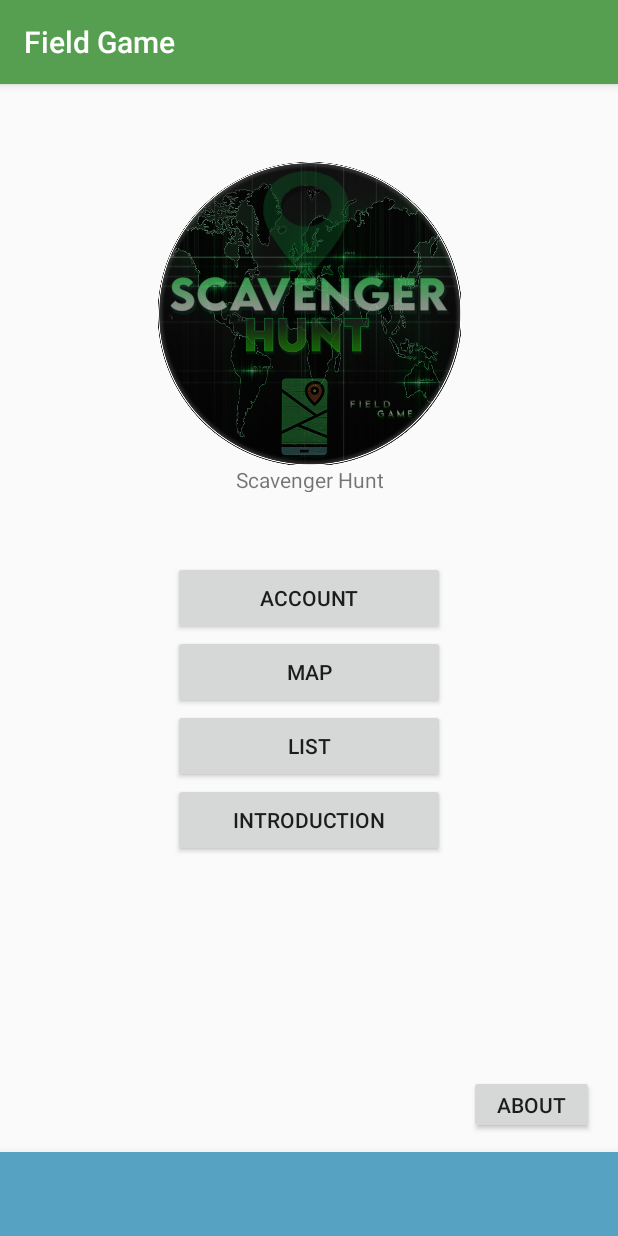
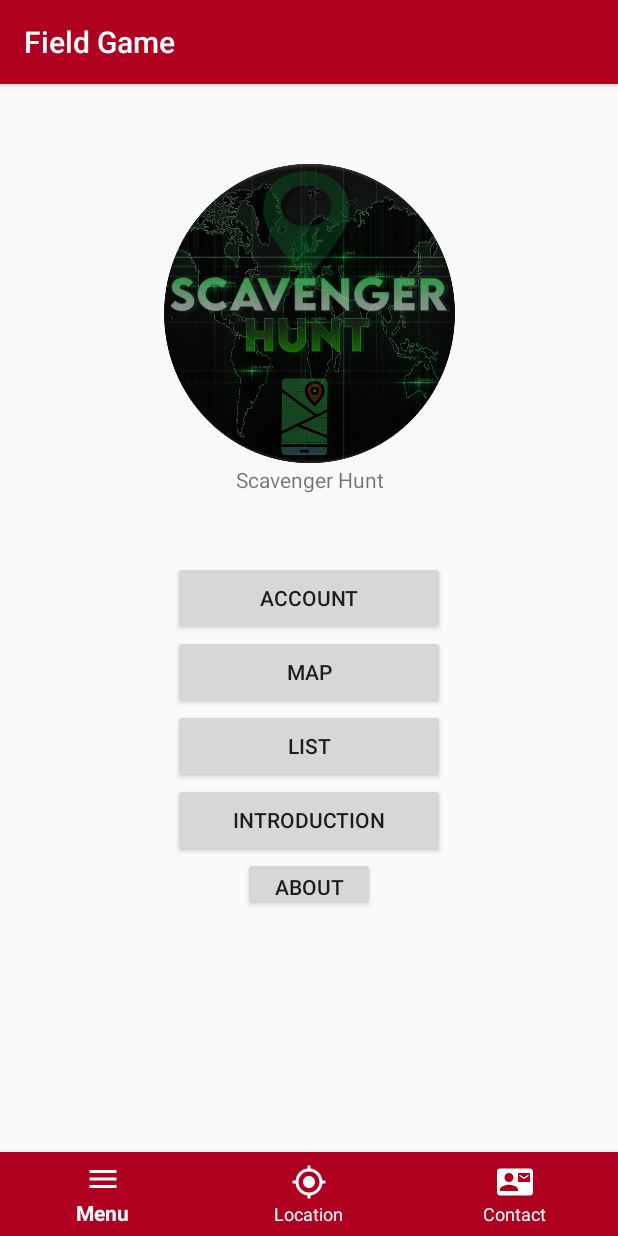
Before and after one commit to ZacShaw/Mobile_Group_Project, an Android app: the screen it shows after launch (MainActivity), on a phone screen of 412 x 824 dp. Run offline under Robolectric (Android 15) with nearby library versions, the phone set to English and light mode, and no system bars; libraries missing offline, so code that uses them is left out: androidx.constraintlayout.solver.

Commit message:
Navigation Bar and Logo
Still needs to be comleted some part.Working on it

```diff
--- a/app/build.gradle
+++ b/app/build.gradle
@@ -27,10 +27,9 @@ dependencies {
     implementation 'androidx.appcompat:appcompat:1.2.0'
     implementation 'androidx.constraintlayout:constraintlayout:2.0.1'
     implementation 'com.google.android.gms:play-services-maps:17.0.0'
+    implementation 'com.google.android.material:material:1.2.1'
     testImplementation 'junit:junit:4.12'
     androidTestImplementation 'androidx.test.ext:junit:1.1.2'
     androidTestImplementation 'androidx.test.espresso:espresso-core:3.3.0'
-    implementation 'com.google.android.material:material:1.1.0'
-
 
 }
--- a/app/src/main/res/drawable/ic_android.xml
+++ /dev/null
@@ -1,5 +0,0 @@
-<vector android:height="24dp" android:tint="#F6F6F6"
-    android:viewportHeight="24" android:viewportWidth="24"
-    android:width="24dp" xmlns:android="http://schemas.android.com/apk/res/android">
-    <path android:fillColor="#FF000000" android:pathData="M17.6,11.48 L19.44,8.3a0.63,0.63 0,0 0,-1.09 -0.63l-1.88,3.24a11.43,11.43 0,0 0,-8.94 0L5.65,7.67a0.63,0.63 0,0 0,-1.09 0.63L6.4,11.48A10.81,10.81 0,0 0,1 20L23,20A10.81,10.81 0,0 0,17.6 11.48ZM7,17.25A1.25,1.25 0,1 1,8.25 16,1.25 1.25,0 0,1 7,17.25ZM17,17.25A1.25,1.25 0,1 1,18.25 16,1.25 1.25,0 0,1 17,17.25Z"/>
-</vector>
--- /dev/null
+++ b/app/src/main/res/drawable/ic_contact.xml
@@ -0,0 +1,5 @@
+<vector android:height="24dp" android:tint="#F6F6F6"
+    android:viewportHeight="24" android:viewportWidth="24"
+    android:width="24dp" xmlns:android="http://schemas.android.com/apk/res/android">
+    <path android:fillColor="@android:color/white" android:pathData="M21,8L21,7l-3,2 -3,-2v1l3,2 3,-2zM22,3L2,3C0.9,3 0,3.9 0,5v14c0,1.1 0.9,2 2,2h20c1.1,0 1.99,-0.9 1.99,-2L24,5c0,-1.1 -0.9,-2 -2,-2zM8,6c1.66,0 3,1.34 3,3s-1.34,3 -3,3 -3,-1.34 -3,-3 1.34,-3 3,-3zM14,18L2,18v-1c0,-2 4,-3.1 6,-3.1s6,1.1 6,3.1v1zM22,12h-8L14,6h8v6z"/>
+</vector>
--- a/app/src/main/res/drawable/ic_help.xml
+++ /dev/null
@@ -1,5 +0,0 @@
-<vector android:height="24dp" android:tint="#F6F6F6"
-    android:viewportHeight="24" android:viewportWidth="24"
-    android:width="24dp" xmlns:android="http://schemas.android.com/apk/res/android">
-    <path android:fillColor="@android:color/white" android:pathData="M12,2C6.48,2 2,6.48 2,12s4.48,10 10,10 10,-4.48 10,-10S17.52,2 12,2zM13,19h-2v-2h2v2zM15.07,11.25l-0.9,0.92C13.45,12.9 13,13.5 13,15h-2v-0.5c0,-1.1 0.45,-2.1 1.17,-2.83l1.24,-1.26c0.37,-0.36 0.59,-0.86 0.59,-1.41 0,-1.1 -0.9,-2 -2,-2s-2,0.9 -2,2L8,9c0,-2.21 1.79,-4 4,-4s4,1.79 4,4c0,0.88 -0.36,1.68 -0.93,2.25z"/>
-</vector>
--- /dev/null
+++ b/app/src/main/res/drawable/ic_location.xml
@@ -0,0 +1,5 @@
+<vector android:height="24dp" android:tint="#F6F6F6"
+    android:viewportHeight="24" android:viewportWidth="24"
+    android:width="24dp" xmlns:android="http://schemas.android.com/apk/res/android">
+    <path android:fillColor="@android:color/white" android:pathData="M12,8c-2.21,0 -4,1.79 -4,4s1.79,4 4,4 4,-1.79 4,-4 -1.79,-4 -4,-4zM20.94,11c-0.46,-4.17 -3.77,-7.48 -7.94,-7.94L13,1h-2v2.06C6.83,3.52 3.52,6.83 3.06,11L1,11v2h2.06c0.46,4.17 3.77,7.48 7.94,7.94L11,23h2v-2.06c4.17,-0.46 7.48,-3.77 7.94,-7.94L23,13v-2h-2.06zM12,19c-3.87,0 -7,-3.13 -7,-7s3.13,-7 7,-7 7,3.13 7,7 -3.13,7 -7,7z"/>
+</vector>
--- a/app/src/main/res/drawable/ic_home.xml
+++ b/app/src/main/res/drawable/ic_menu.xml
@@ -1,5 +1,5 @@
 <vector android:height="24dp" android:tint="#F6F6F6"
     android:viewportHeight="24" android:viewportWidth="24"
     android:width="24dp" xmlns:android="http://schemas.android.com/apk/res/android">
-    <path android:fillColor="@android:color/white" android:pathData="M10,20v-6h4v6h5v-8h3L12,3 2,12h3v8z"/>
+    <path android:fillColor="@android:color/white" android:pathData="M3,18h18v-2L3,16v2zM3,13h18v-2L3,11v2zM3,6v2h18L21,6L3,6z"/>
 </vector>
--- a/app/src/main/res/layout/account_info.xml
+++ b/app/src/main/res/layout/account_info.xml
@@ -19,7 +19,9 @@
         app:layout_constraintEnd_toEndOf="parent"
         app:layout_constraintHorizontal_bias="0.507"
         app:layout_constraintStart_toStartOf="parent"
-        app:layout_constraintTop_toBottomOf="@+id/btnChangeName" />
+        app:layout_constraintTop_toBottomOf="@+id/btnChangeName"
+
+        />
 
     <Button
         android:id="@+id/btnDeleteAchievements"
--- a/app/src/main/res/layout/activity_main.xml
+++ b/app/src/main/res/layout/activity_main.xml
@@ -5,19 +5,6 @@
     android:layout_width="match_parent"
     android:layout_height="match_parent"
     tools:context=".MainActivity">
-
-
-    <FrameLayout
-        android:id="@+id/container"
-        android:layout_width="match_parent"
-        android:layout_height="match_parent"
-        android:layout_marginBottom="56dp"
-        android:text="@string/nav_home"
-        app:layout_constraintLeft_toLeftOf="parent"
-        app:layout_constraintTop_toTopOf="parent" />
-
-
-
 
     <Button
         android:id="@+id/btnInt"
@@ -32,17 +19,6 @@
         app:layout_constraintStart_toStartOf="parent"
         app:layout_constraintTop_toBottomOf="@+id/btnList" />
 
-    <Button
-        android:id="@+id/btnAbout"
-        android:layout_width="83dp"
-        android:layout_height="39dp"
-        android:layout_marginEnd="16dp"
-        android:layout_marginRight="16dp"
-        android:layout_marginBottom="68dp"
-        android:onClick="about"
-        android:text="About"
-        app:layout_constraintBottom_toBottomOf="parent"
-        app:layout_constraintEnd_toEndOf="parent" />
 
     <Button
         android:id="@+id/btnList"
@@ -93,6 +69,16 @@
         app:layout_constraintTop_toTopOf="parent"
         app:srcCompat="@drawable/logo_placeholder" />
 
+    <Button
+        android:id="@+id/btnAbout"
+        android:layout_width="wrap_content"
+        android:layout_height="35dp"
+        android:onClick="about"
+        android:text="About"
+        app:layout_constraintEnd_toEndOf="parent"
+        app:layout_constraintStart_toStartOf="parent"
+        app:layout_constraintTop_toBottomOf="@+id/btnInt" />
+
     <TextView
         android:id="@+id/txtAboutTitle"
         android:layout_width="wrap_content"
@@ -105,15 +91,21 @@
         app:layout_constraintStart_toStartOf="parent"
         app:layout_constraintTop_toBottomOf="@+id/imageView" />
 
-    <com.google.android.material.bottomnavigation.BottomNavigationView
-        android:id="@+id/navigation"
+    <RelativeLayout
         android:layout_width="match_parent"
-        android:layout_height="wrap_content"
-        android:background="@color/colorPrimary"
-        app:layout_constraintBottom_toBottomOf="parent"
-        app:layout_constraintLeft_toLeftOf="parent"
-        app:layout_constraintRight_toRightOf="parent"
-        />
+        android:layout_height="match_parent">
+
+        <com.google.android.material.bottomnavigation.BottomNavigationView
+            android:id="@+id/bottom_navigation"
+            android:layout_width="match_parent"
+            android:layout_height="wrap_content"
+            android:layout_alignParentBottom="true"
+            app:itemBackground="@color/design_default_color_error"
+            app:itemIconTint="@android:color/white"
+            app:itemTextColor="@android:color/white"
+            app:menu="@menu/nav_menu" />
+
+    </RelativeLayout>
 
 
 </androidx.constraintlayout.widget.ConstraintLayout>
--- /dev/null
+++ b/app/src/main/res/menu/nav_menu.xml
@@ -0,0 +1,22 @@
+<?xml version="1.0" encoding="utf-8"?>
+<menu xmlns:android="http://schemas.android.com/apk/res/android"
+    xmlns:app="http://schemas.android.com/apk/res-auto">
+    <item
+        android:id="@+id/menuNav"
+        android:enabled="true"
+        android:icon="@drawable/ic_menu"
+        android:title="Menu"
+        app:showAsAction="ifRoom" />
+    <item
+        android:id="@+id/navLac"
+        android:enabled="true"
+        android:icon="@drawable/ic_location"
+        android:title="Location"
+        app:showAsAction="ifRoom" />
+    <item
+        android:id="@+id/conTact"
+        android:enabled="true"
+        android:icon="@drawable/ic_contact"
+        android:title="Contact"
+        app:showAsAction="ifRoom" />
+</menu>
--- a/app/src/main/res/values/styles.xml
+++ b/app/src/main/res/values/styles.xml
@@ -2,7 +2,7 @@
     <!-- Base application theme. -->
     <style name="AppTheme" parent="Theme.AppCompat.Light.DarkActionBar">
         <!-- Customize your theme here. -->
-        <item name="colorPrimary">#579F50</item>
+        <item name="colorPrimary">#B00020</item>
         <item name="colorPrimaryDark">@color/colorBorder</item>
         <item name="colorAccent">@color/colorAccent</item>
     </style>
```
Also changed, not shown: app/src/main/java/ca/gbc/comp3074/assignment2/MainActivity.java (+22 -1 lines), app/src/main/res/menu/menu.xml (deleted, +0 -20 lines), app/src/main/res/drawable-v24/logo_placeholder.png (deleted), app/src/main/res/drawable/logo_placeholder.png (added).
